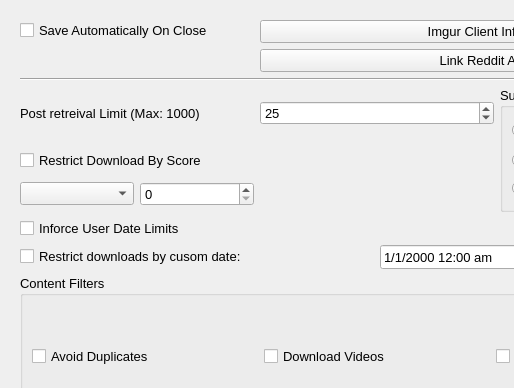
Before: the Qt Designer form DownloaderForReddit/GUI_Resources/DownloaderForRedditSettingsGUI.ui in MalloyDelacroix/DownloaderForReddit, drawn with Qt 5; both pictures show x 0 to 514 and y 0 to 388 of the 754 by 855 pixel window.
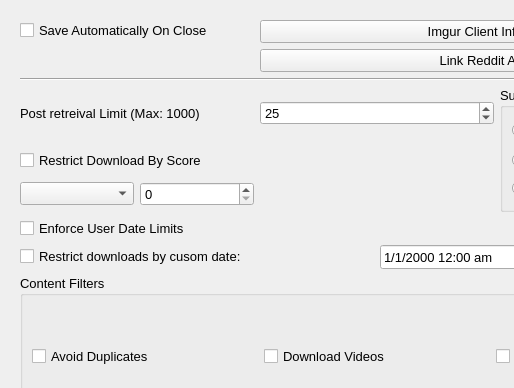
After: the same form once the commit is applied. Icons and pictures are not drawn.

Commit message: Fix typos in main window and settings dialog

```diff
--- a/DownloaderForReddit/GUI_Resources/DownloaderForRedditSettingsGUI.ui
+++ b/DownloaderForReddit/GUI_Resources/DownloaderForRedditSettingsGUI.ui
@@ -267,7 +267,7 @@
             <string>&lt;html&gt;&lt;head/&gt;&lt;body&gt;&lt;p&gt;&lt;span style=&quot; font-size:10pt;&quot;&gt;If checked, only links that have been posted after the date of the last post downloaded by each user will be downloaded.&lt;/span&gt;&lt;/p&gt;&lt;/body&gt;&lt;/html&gt;</string>
            </property>
            <property name="text">
-            <string>Inforce User Date Limits</string>
+            <string>Enforce User Date Limits</string>
            </property>
           </widget>
          </item>
```
The commit also changes 3 other files.
